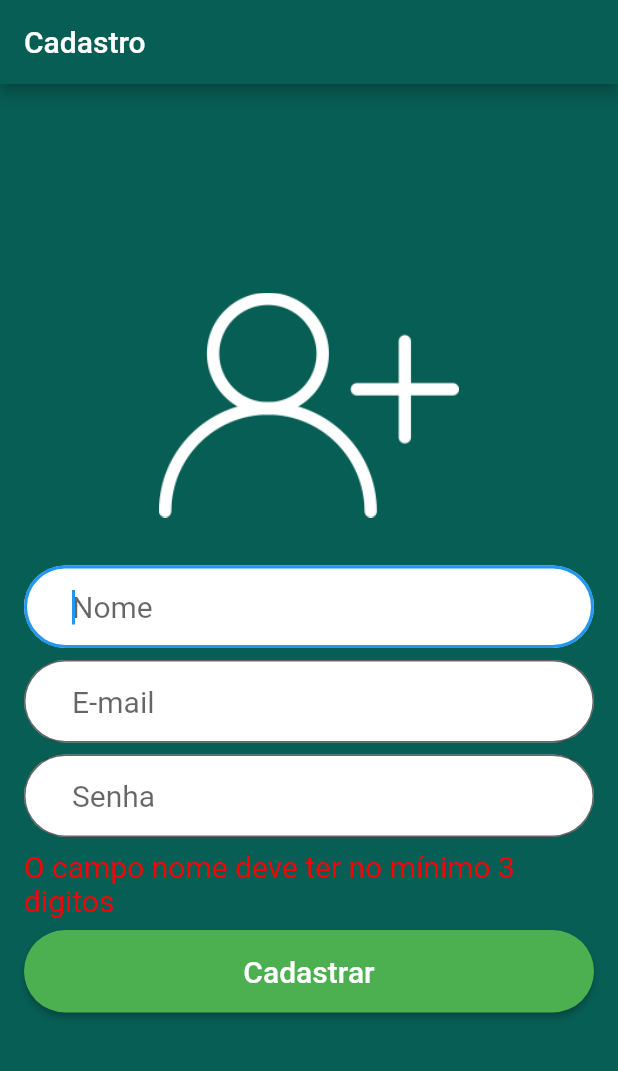
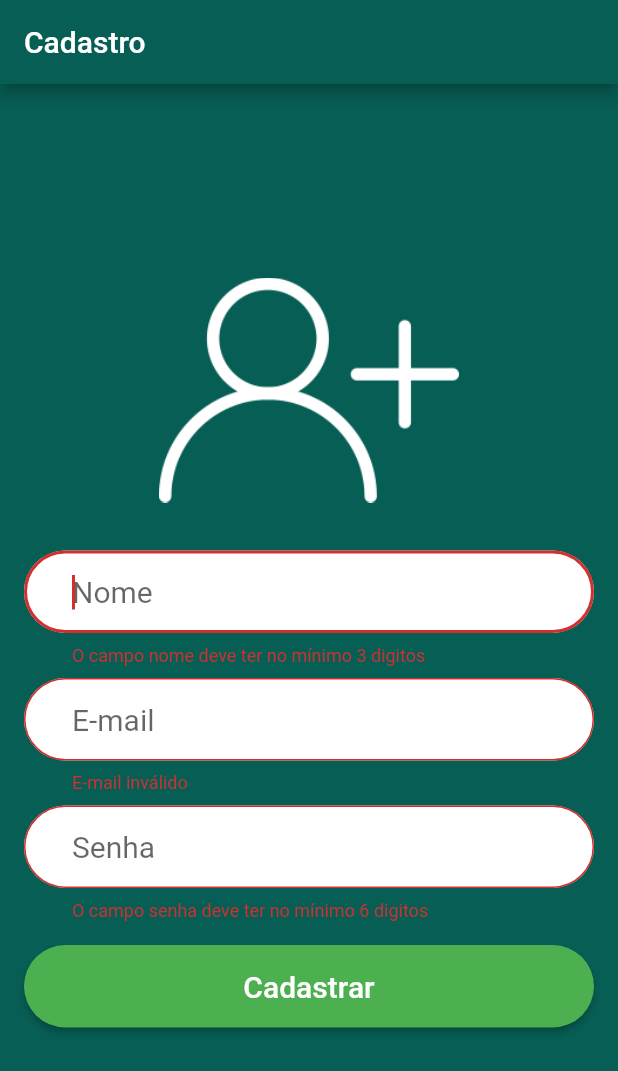
Before and after one commit to wictorChaves/FlutterHelper, a Flutter app: the screen it shows after launch, after a tap on "Cadastrar", on a phone screen of 412 x 824 dp. Shown: the top 1071 px of the screen. Run offline on Flutter 3.47's test engine with Material 2 defaults, Android fonts, the light colour scheme and no system bars; our stand-ins replace audioplayers, cloud_firestore, firebase_auth, firebase_storage, image_picker, sqflite and 1 more; missing offline and left inert: flutter_youtube; accounts and stored records are empty; network calls fail.

Commit message:
Cadastrando usuário.

```diff
--- a/firebase_flutter/whatsapp/lib/configs/app_config.dart
+++ b/firebase_flutter/whatsapp/lib/configs/app_config.dart
@@ -1 +1,6 @@
+import 'package:flutter/material.dart';
+
 const APP_TITLE = "Whatsapp";
+const PRIMARY_COLOR = Color(0xff075E54);
+const ACCENT_COLOR = Color(0xff25D366);
+const ERROR_COLOR = Color(0xffff0000);
--- a/firebase_flutter/whatsapp/lib/register.dart
+++ /dev/null
@@ -1,86 +0,0 @@
-import 'package:flutter/material.dart';
-import 'package:whatsapp/theme/component_helper.dart';
-
-class Register extends StatefulWidget {
-  @override
-  _RegisterState createState() => _RegisterState();
-}
-
-class _RegisterState extends State<Register> {
-  String _msgError = "";
-  TextEditingController _nameController = TextEditingController();
-  TextEditingController _emailController = TextEditingController();
-  TextEditingController _passwordController = TextEditingController();
-
-  String _validate() {
-    String name = _nameController.text;
-    String email = _emailController.text;
-    String password = _passwordController.text;
-
-    if (name.length < 3) return "O campo nome deve ter no mínimo 3 digitos";
-    var regexEmail =
-        r"^[a-zA-Z0-9.a-zA-Z0-9.!#$%&'*+-/=?^_`{|}~]+@[a-zA-Z0-9]+\.[a-zA-Z]+";
-    if (!RegExp(regexEmail).hasMatch(email)) return "E-mail inválido";
-    if (password.length < 6)
-      return "O campo senha deve ter no mínimo 6 digitos";
-    return "";
-  }
-
-  _btnRegister() {
-    setState(() {
-      _msgError = _validate();
-    });
-    if (_msgError.length > 0) return;
-    _register();
-  }
-
-  void _register() {
-    _msgError = "FOI!!";
-  }
-
-  @override
-  Widget build(BuildContext context) {
-    return Scaffold(
-        appBar: AppBar(title: Text("Cadastro")),
-        body: Container(
-            decoration: BoxDecoration(color: Color(0xff075E54)),
-            padding: EdgeInsets.all(16),
-            child: Center(
-                child: SingleChildScrollView(
-                    child: Column(
-                        crossAxisAlignment: CrossAxisAlignment.stretch,
-                        children: [
-                  Padding(
-                      padding: EdgeInsets.only(bottom: 32),
-                      child: Image.asset(
-                        "assets/images/usuario.png",
-                        width: 200,
-                        height: 150,
-                      )),
-                  Padding(
-                      padding: EdgeInsets.only(bottom: 8),
-                      child: ComponentHelper.InputFieldCircular(
-                          "Nome", TextInputType.text,
-                          autofocus: true, controller: _nameController)),
-                  Padding(
-                      padding: EdgeInsets.only(bottom: 8),
-                      child: ComponentHelper.InputFieldCircular(
-                          "E-mail", TextInputType.emailAddress,
-                          controller: _emailController)),
-                  Padding(
-                      padding: EdgeInsets.only(bottom: 8),
-                      child: ComponentHelper.InputFieldCircular(
-                          "Senha", TextInputType.text,
-                          obscure: true, controller: _passwordController)),
-                  Center(
-                      child: GestureDetector(
-                          child: Text(_msgError,
-                              style: TextStyle(
-                                  color: Color(0xffff0000), fontSize: 20)))),
-                  Padding(
-                      padding: EdgeInsets.only(top: 8, bottom: 10),
-                      child: ComponentHelper.RaisedButtonCircular("Cadastrar",
-                          onPressed: _btnRegister))
-                ])))));
-  }
-}
--- a/firebase_flutter/whatsapp/lib/home.dart
+++ b/firebase_flutter/whatsapp/lib/screens/home/home.dart
@@ -6,9 +6,10 @@ class Home extends StatefulWidget {
 }
 
 class _HomeState extends State<Home> {
-
   @override
   Widget build(BuildContext context) {
-    return Container();
+    return Scaffold(
+        appBar: AppBar(title: Text("Whatsapp")),
+        body: Container(child: Text("Show!")));
   }
 }
--- a/firebase_flutter/whatsapp/lib/login.dart
+++ b/firebase_flutter/whatsapp/lib/screens/login/login.dart
@@ -1,5 +1,5 @@
 import 'package:flutter/material.dart';
-import 'package:whatsapp/register.dart';
+import 'package:whatsapp/screens/register/register.dart';
 import 'package:whatsapp/theme/component_helper.dart';
 
 class Login extends StatefulWidget {
--- /dev/null
+++ b/firebase_flutter/whatsapp/lib/screens/register/register.dart
@@ -0,0 +1,96 @@
+import 'package:firebase_auth/firebase_auth.dart';
+import 'package:flutter/material.dart';
+import 'package:whatsapp/helper/dialog_helper.dart';
+import 'package:whatsapp/screens/home/home.dart';
+import 'package:whatsapp/screens/register/validate/register_validate.dart';
+import 'package:whatsapp/screens/register/viewmodel/user_view_model.dart';
+import 'package:whatsapp/services/auth_service.dart';
+import 'package:whatsapp/theme/component_helper.dart';
+import 'package:whatsapp/configs/app_config.dart';
+
+class Register extends StatefulWidget {
+  @override
+  _RegisterState createState() => _RegisterState();
+}
+
+class _RegisterState extends State<Register> {
+  final _formKey = GlobalKey<FormState>();
+  RegisterValidate _validation;
+  AuthService _authService;
+
+  TextEditingController _nameController = TextEditingController();
+  TextEditingController _emailController = TextEditingController();
+  TextEditingController _passwordController = TextEditingController();
+
+  _RegisterState() {
+    _validation = RegisterValidate();
+    _authService = AuthService();
+  }
+
+  _btnRegister() {
+    return (_formKey.currentState.validate())
+        ? _register(UserViewModel(
+            _nameController.text,
+            _emailController.text,
+            _passwordController.text,
+          ))
+        : null;
+  }
+
+  _register(UserViewModel viewModel) {
+    _authService.Create(viewModel.email, viewModel.password)
+        .then((AuthResult authResult) => Navigator.push(context,
+            MaterialPageRoute(builder: (BuildContext buildContext) => Home())))
+        .catchError((erro) =>
+            DialogHelper.simple(context, "Erro!", "Erro ao tentar cadastrar!"));
+  }
+
+  @override
+  Widget build(BuildContext context) {
+    return Scaffold(
+        appBar: AppBar(title: Text("Cadastro")),
+        body: Container(
+            decoration: BoxDecoration(color: PRIMARY_COLOR),
+            padding: EdgeInsets.all(16),
+            child: Center(
+                child: SingleChildScrollView(
+                    child: Form(
+                        key: _formKey,
+                        child: Column(
+                            crossAxisAlignment: CrossAxisAlignment.stretch,
+                            children: [
+                              Padding(
+                                  padding: EdgeInsets.only(bottom: 32),
+                                  child: Image.asset(
+                                    "assets/images/usuario.png",
+                                    width: 200,
+                                    height: 150,
+                                  )),
+                              Padding(
+                                  padding: EdgeInsets.only(bottom: 8),
+                                  child: ComponentHelper.InputFieldCircular(
+                                      "Nome", TextInputType.text,
+                                      autofocus: true,
+                                      controller: _nameController,
+                                      validator: _validation.Text)),
+                              Padding(
+                                  padding: EdgeInsets.only(bottom: 8),
+                                  child: ComponentHelper.InputFieldCircular(
+                                      "E-mail", TextInputType.emailAddress,
+                                      controller: _emailController,
+                                      validator: _validation.Email)),
+                              Padding(
+                                  padding: EdgeInsets.only(bottom: 8),
+                                  child: ComponentHelper.InputFieldCircular(
+                                      "Senha", TextInputType.text,
+                                      obscure: true,
+                                      controller: _passwordController,
+                                      validator: _validation.Password)),
+                              Padding(
+                                  padding: EdgeInsets.only(top: 8, bottom: 10),
+                                  child: ComponentHelper.RaisedButtonCircular(
+                                      "Cadastrar",
+                                      onPressed: _btnRegister))
+                            ]))))));
+  }
+}
--- /dev/null
+++ b/firebase_flutter/whatsapp/lib/screens/register/validate/register_validate.dart
@@ -0,0 +1,24 @@
+import 'package:whatsapp/screens/register/viewmodel/user_view_model.dart';
+
+class RegisterValidate {
+  String Text(String value) {
+    return (value.length < 3)
+        ? "O campo nome deve ter no mínimo 3 digitos"
+        : null;
+  }
+
+  String Email(String value) {
+    var regexEmail =
+        r"^[a-zA-Z0-9.a-zA-Z0-9.!#$%&'*+-/=?^_`{|}~]+@[a-zA-Z0-9]+\.[a-zA-Z]+";
+    return (!RegExp(regexEmail).hasMatch(value))
+        ? "E-mail inválido"
+        : null;
+  }
+
+  String Password(String value) {
+    return (value.length < 6)
+        ? "O campo senha deve ter no mínimo 6 digitos"
+        : null;
+  }
+
+}
--- /dev/null
+++ b/firebase_flutter/whatsapp/lib/screens/register/viewmodel/user_view_model.dart
@@ -0,0 +1,25 @@
+class UserViewModel {
+  String _name;
+  String _email;
+  String _password;
+
+  UserViewModel(this._name, this._email, this._password);
+
+  String get password => _password;
+
+  set password(String value) {
+    _password = value;
+  }
+
+  String get email => _email;
+
+  set email(String value) {
+    _email = value;
+  }
+
+  String get name => _name;
+
+  set name(String value) {
+    _name = value;
+  }
+}
--- a/firebase_flutter/whatsapp/lib/theme/component_helper.dart
+++ b/firebase_flutter/whatsapp/lib/theme/component_helper.dart
@@ -4,13 +4,15 @@ class ComponentHelper {
   static Widget InputFieldCircular(String text, TextInputType textInputType,
       {bool autofocus = false,
       TextEditingController controller = null,
-      bool obscure = false}) {
-    return TextField(
+      bool obscure = false,
+      FormFieldValidator<String> validator}) {
+    return TextFormField(
       autofocus: autofocus,
       obscureText: obscure,
       keyboardType: textInputType,
       style: TextStyle(fontSize: 20),
       controller: controller,
+      validator: validator,
       decoration: InputDecoration(
           contentPadding: EdgeInsets.fromLTRB(32, 16, 32, 16),
           hintText: text,
```
Also changed, not shown: firebase_flutter/whatsapp/lib/helper/dialog_helper.dart (added, +32 -0 lines), firebase_flutter/whatsapp/lib/main.dart (+4 -5 lines).
